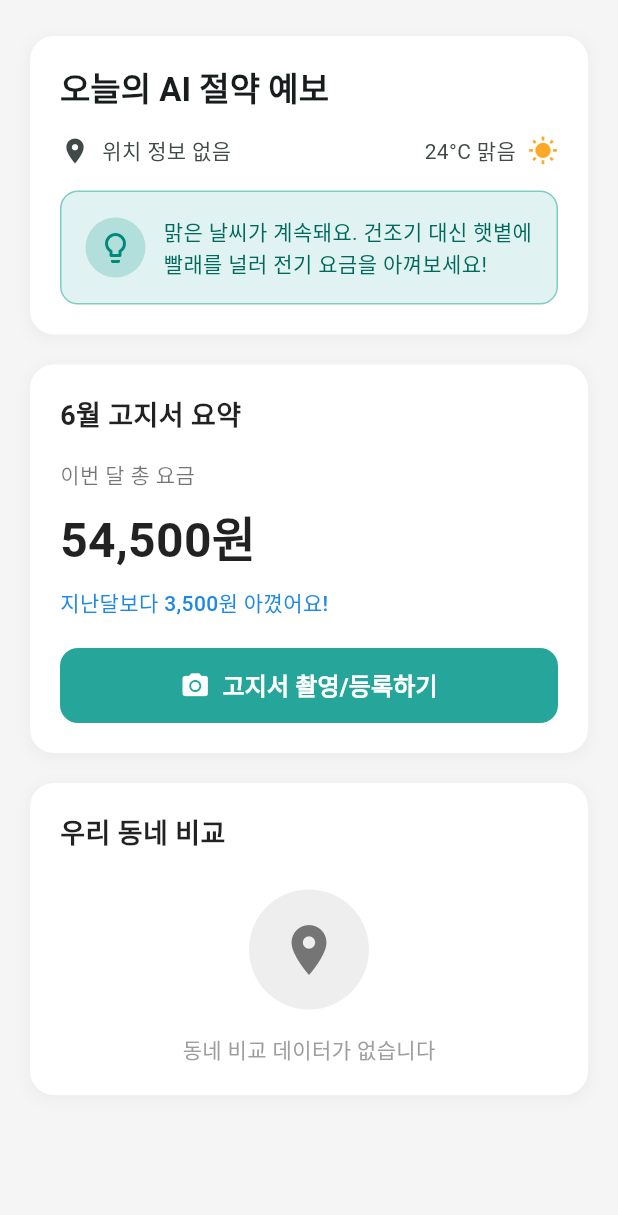
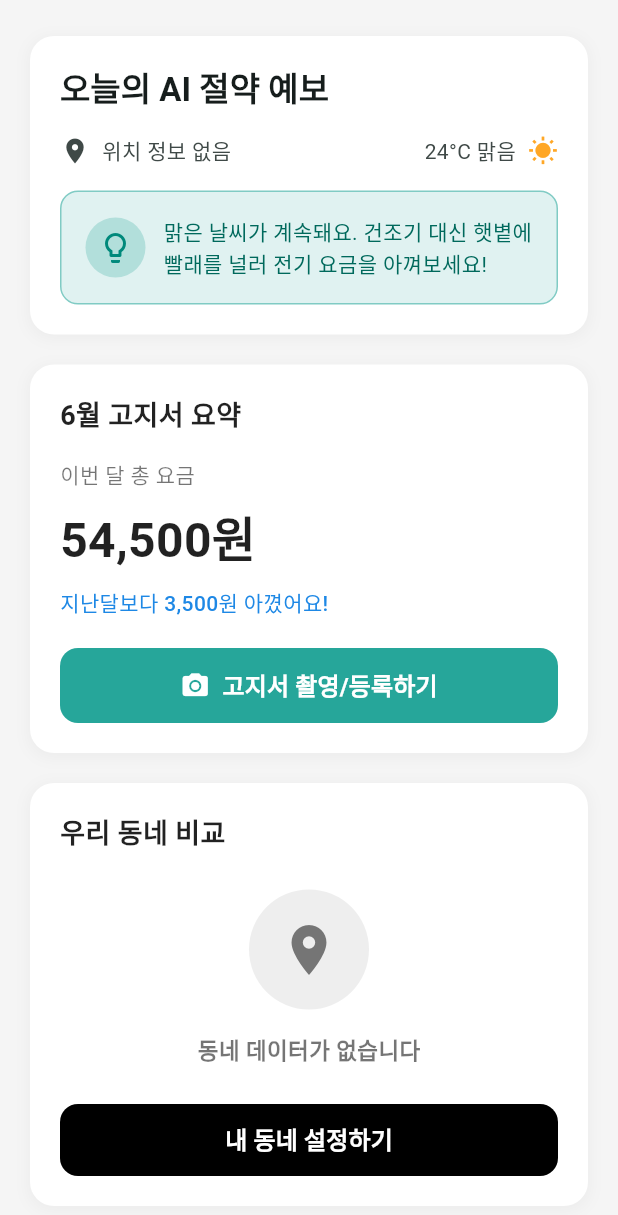
Before and after one commit to IIPA-K-PasS/FE, a Flutter app: the HomePage screen opened directly, on a phone screen of 412 x 824 dp. Shown: the top 1215 px of the screen. Run offline on Flutter 3.47's test engine with Material 3 defaults, Android fonts, the phone set to English and light mode, and no system bars.

Commit message:
feat: 동네 설정하기 버튼 및 화면 구현

```diff
--- a/lib/features/home/presentation/widgets/bill_summary_card.dart
+++ b/lib/features/home/presentation/widgets/bill_summary_card.dart
@@ -89,7 +89,7 @@ class BillSummaryCard extends StatelessWidget {
                   borderRadius: BorderRadius.circular(12),
                 ),
               ),
-              child: Row(
+              child: const Row(
                 mainAxisAlignment: MainAxisAlignment.center,
                 children: [
                   Icon(
--- a/lib/features/home/presentation/widgets/neighborhood_comparison_card.dart
+++ b/lib/features/home/presentation/widgets/neighborhood_comparison_card.dart
@@ -1,4 +1,7 @@
+import 'package:billow/common/animation/slide_route.dart';
 import 'package:flutter/material.dart';
+
+import '../neighborhood_setting_screen.dart';
 
 class NeighborhoodComparisonCard extends StatelessWidget {
   const NeighborhoodComparisonCard({super.key});
@@ -55,12 +58,43 @@ class NeighborhoodComparisonCard extends StatelessWidget {
           const SizedBox(height: 16),
 
           // 플레이스홀더 텍스트
-          Center(
+          const Center(
             child: Text(
-              '동네 비교 데이터가 없습니다',
+              '동네 데이터가 없습니다',
               style: TextStyle(
-                fontSize: 14,
-                color: Colors.grey[500],
+                fontSize: 15,
+                fontWeight: FontWeight.bold,
+                color: Colors.black54,
+              ),
+            ),
+          ),
+
+          const SizedBox(height: 24,),
+
+          SizedBox(
+            width: double.infinity,
+            child: ElevatedButton(
+              onPressed: () {
+                Navigator.push(
+                  context,
+                  SlideRoute(page: NeighborhoodSettingScreen()),
+                );
+              },
+              style: ElevatedButton.styleFrom(
+                backgroundColor: Colors.black,
+                foregroundColor: Colors.white,
+                padding: const EdgeInsets.symmetric(vertical: 12),
+                shape: RoundedRectangleBorder(
+                  borderRadius: BorderRadius.circular(12),
+                ),
+                elevation: 0,
+              ),
+              child: const Text(
+                "내 동네 설정하기",
+                style: TextStyle(
+                  fontSize: 16,
+                  fontWeight: FontWeight.w800,
+                ),
               ),
             ),
           ),
```
Also changed, not shown: lib/features/home/presentation/neighborhood_setting_screen.dart (added, +109 -0 lines).
